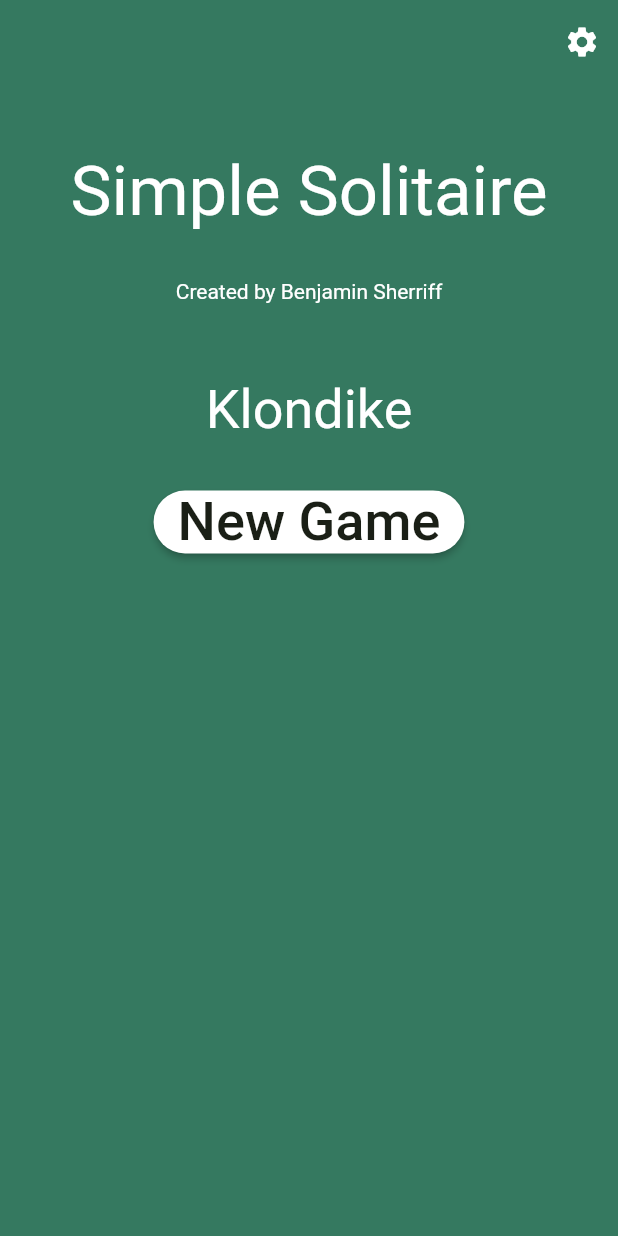
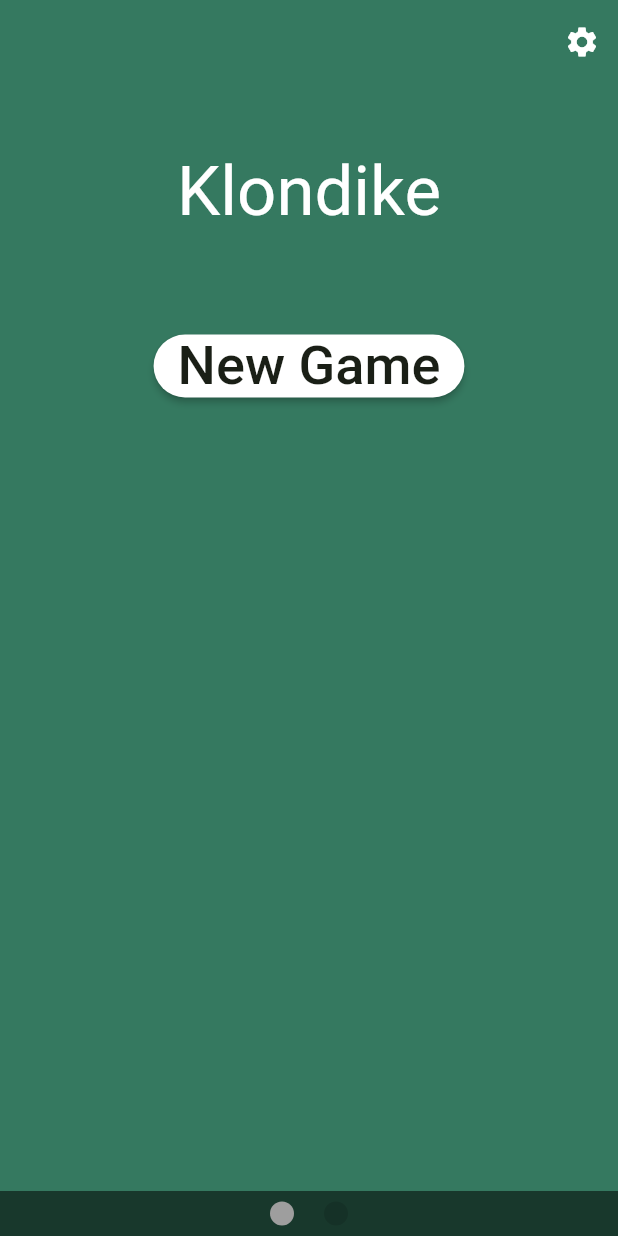
Before and after one commit to bensherriff/simplySolitaire, a Flutter app: the screen it shows after launch, on a phone screen of 412 x 824 dp. Run offline on Flutter 3.47's test engine with Material 2 defaults, Android fonts, the phone set to English and light mode, and no system bars; our stand-ins replace get, settings_ui.

Commit message:
Fixed #16 and additional cleanup

```diff
--- a/lib/main.dart
+++ b/lib/main.dart
@@ -1,4 +1,3 @@
-
 import 'package:flutter/material.dart';
 import 'package:solitaire/screens/menu_screen.dart';
 import 'package:get/get.dart';
@@ -10,23 +9,12 @@ void main() => runApp(GetMaterialApp(home: menuScreen));
 class App extends StatelessWidget {
   const App({Key? key}) : super(key: key);
 
-  // This widget is the root of your application.
+  static const String _title = 'Simple Solitaire';
+
   @override
   Widget build(BuildContext context) {
     return MaterialApp(
-      title: 'Solitaire',
-      theme: ThemeData(
-        // This is the theme of your application.
-        //
-        // Try running your application with "flutter run". You'll see the
-        // application has a blue toolbar. Then, without quitting the app, try
-        // changing the primarySwatch below to Colors.green and then invoke
-        // "hot reload" (press "r" in the console where you ran "flutter run",
-        // or simply save your changes to "hot reload" in a Flutter IDE).
-        // Notice that the counter didn't reset back to zero; the application
-        // is not restarted.
-        primarySwatch: Colors.blue,
-      ),
+      title: _title,
       home: menuScreen,
     );
   }
--- a/lib/screens/game_screen.dart
+++ b/lib/screens/game_screen.dart
@@ -14,19 +14,25 @@ enum GameMode {
   spider
 }
 
+extension GameModeString on GameMode {
+  String toShortString() {
+    return toString().split('.').last.capitalizeFirst!;
+  }
+}
+
 class GameScreen extends StatefulWidget {
 
   static const int maxSeed = 4294967296;
 
   final Color backgroundColor;
-  final String gameName;
+  final GameMode gameMode;
 
   bool initialized = false;
   int seed = -1;
-  Moves moves = Moves();
+  Moves moves = Moves(gameMode: GameMode.klondike);
   GameTimer timer = Get.put(GameTimer());
 
-  GameScreen({Key? key, required this.backgroundColor, required this.gameName}) : super(key: key);
+  GameScreen({Key? key, required this.backgroundColor, required this.gameMode}) : super(key: key);
 
   @override
   GameScreenState createState() => GameScreenState();
--- a/lib/screens/menu_screen.dart
+++ b/lib/screens/menu_screen.dart
@@ -1,3 +1,5 @@
+import 'dart:developer';
+
 import 'package:flutter/material.dart';
 import 'package:get/get.dart';
 import 'package:solitaire/screens/options_screen.dart';
@@ -14,14 +16,19 @@ class MenuScreen extends StatefulWidget {
 }
 
 class MenuScreenState extends State<MenuScreen> {
-
   final OptionsScreen _optionsScreen = Get.put(OptionsScreen());
   final KlondikeScreen _klondikeScreen = Get.put(KlondikeScreen());
   final SpiderScreen _spiderScreen = Get.put(SpiderScreen());
 
+  final PageController _pageController = PageController(initialPage: 0);
+  List<Widget> _pages = [];
+  int _activePage = 0;
+
   @override
   void initState() {
     super.initState();
+    _pages.add(_klondikeScreen);
+    _pages.add(_spiderScreen);
   }
 
   @override
@@ -44,16 +51,54 @@ class MenuScreenState extends State<MenuScreen> {
         ],
         automaticallyImplyLeading: false
       ),
-      body: PageView(
-        children: <Widget>[
-          Container(
-            child: gameMenu(_klondikeScreen),
+      body: Stack(
+        children: [
+          PageView.builder(
+            controller: _pageController,
+            onPageChanged: (int page) {
+              setState(() {
+                _activePage = page;
+              });
+            },
+            itemCount: _pages.length,
+            itemBuilder: (BuildContext context, int index) {
+              return gameMenu(_pages[index % _pages.length] as GameScreen);
+            },
           ),
-          Container(
-            child: gameMenu(_spiderScreen),
+          Positioned(
+            bottom: 0,
+            left: 0,
+            right: 0,
+            height: 30,
+            child: Container(
+              color: Colors.black54,
+              child: Row(
+              mainAxisAlignment: MainAxisAlignment.center,
+              children: List<Widget>.generate(
+                _pages.length,
+                (index) => Padding(
+                  padding: const EdgeInsets.symmetric(horizontal: 10),
+                  child: InkWell(
+                    onTap: () {
+                      _pageController.animateToPage(index,
+                          duration: const Duration(milliseconds: 300),
+                          curve: Curves.easeIn);
+                    },
+                    child: CircleAvatar(
+                      radius: 8,
+                      // check if a dot is connected to the current page
+                      // if true, give it a different color
+                      backgroundColor: _activePage == index
+                          ? Colors.grey
+                          : Colors.black12,
                     ),
-        ],
                   ),
+                )),
+              ),
+            ),
+          )
+        ]
+      )
     );
   }
 
@@ -68,69 +113,45 @@ class MenuScreenState extends State<MenuScreen> {
             children: <Widget>[
               Row(
                 mainAxisAlignment: MainAxisAlignment.spaceEvenly,
-                      children: const <Widget>[
+                children: <Widget>[
                   Padding(
-                            padding: EdgeInsets.fromLTRB(0,100,0,16),
-                            child: Text(Utilities.applicationName,
-                                style: TextStyle(
+                    padding: const EdgeInsets.fromLTRB(0,100,0,16),
+                    child: Text(gameScreen.gameMode.toShortString(),
+                        style: const TextStyle(
                             fontSize: 46.0,
                             color: Colors.white
-                                ))
+                        )
+                    )
                   )
                 ]
-                  ),const SizedBox(
-                    height: 16.0,
               ),
               Row(
                 mainAxisAlignment: MainAxisAlignment.spaceEvenly,
                   children: <Widget>[
-                        Text("Created by Benjamin Sherriff",
-                          style: TextStyle(
-                              color: Utilities.textColor
-                          ),)
+                  Padding(
+                    padding: const EdgeInsets.fromLTRB(0, 50, 0, 0),
+                    child: newGame(gameScreen)
+                  )
                 ]
-                  ),
-                  const SizedBox(
-                    height: 50.0,
               ),
               Row(
                   mainAxisAlignment: MainAxisAlignment.spaceEvenly,
                   children: <Widget>[
-                        Text(gameScreen.gameName,
-                          style: TextStyle(
-                            fontSize: 36,
-                            color: Utilities.textColor
-                          ),
+                    Padding(
+                        padding: const EdgeInsets.fromLTRB(0, 50, 0, 0),
+                        child: continueGame(gameScreen)
                     )
                   ]
-                  ),
-                  const SizedBox(
-                    height: 30.0,
               ),
               Row(
                   mainAxisAlignment: MainAxisAlignment.spaceEvenly,
                   children: <Widget>[
-                        newGame(gameScreen)
+                    Padding(
+                        padding: const EdgeInsets.fromLTRB(0, 50, 0, 0),
+                        child: replayGame(gameScreen)
+                    )
                   ]
-                  ),
-                  const SizedBox(
-                    height: 16.0,
-                  ),
-                  Row(
-                      mainAxisAlignment: MainAxisAlignment.spaceEvenly,
-                      children: <Widget>[
-                        continueGame(gameScreen)
-                      ]
-                  ),
-                  const SizedBox(
-                    height: 16.0,
-                  ),
-                  Row(
-                      mainAxisAlignment: MainAxisAlignment.spaceEvenly,
-                      children: <Widget>[
-                        replayGame(gameScreen)
-                      ]
-                  ),
+              )
             ],
           )
         ]
@@ -146,10 +167,10 @@ class MenuScreenState extends State<MenuScreen> {
           gameScreen.seed = -1,
           Get.to(() => gameScreen)
         },
+        style: buttonStyle(),
         child: Text("New Game",
           style: textStyle()
-        ),
-        style: buttonStyle()
+        )
     );
   }
 
@@ -159,16 +180,16 @@ class MenuScreenState extends State<MenuScreen> {
         onPressed: () => {
           Get.to(() => gameScreen)
         },
+        style: buttonStyle(),
         child: Text("Continue",
             style: textStyle()
         ),
-        style: buttonStyle(),
       );
     } else {
       return ElevatedButton(
         onPressed: () {},
+        style: hiddenButtonStyle(gameScreen.backgroundColor),
         child: const Text(""),
-        style: hiddenButtonStyle(gameScreen.backgroundColor),
       );
     }
   }
@@ -181,23 +202,23 @@ class MenuScreenState extends State<MenuScreen> {
             gameScreen.initialized = false,
             Get.to(() => gameScreen)
           },
+          style: buttonStyle(),
           child: Text('Replay',
               style: textStyle()
-          ),
-          style: buttonStyle()
+          )
       );
     } else {
       return ElevatedButton(
         onPressed: (){},
+        style: hiddenButtonStyle(gameScreen.backgroundColor),
         child: const Text(""),
-        style: hiddenButtonStyle(gameScreen.backgroundColor),
       );
     }
   }
 
   ButtonStyle buttonStyle() {
     return ElevatedButton.styleFrom(
-        primary: Utilities.buttonBackgroundColor,
+        backgroundColor: Utilities.buttonBackgroundColor,
         shape: RoundedRectangleBorder(
             borderRadius: BorderRadius.circular(30.0)
         ),
@@ -206,7 +227,7 @@ class MenuScreenState extends State<MenuScreen> {
 
   ButtonStyle hiddenButtonStyle(Color backgroundColor) {
     return ElevatedButton.styleFrom(
-        primary: backgroundColor,
+        backgroundColor: backgroundColor,
         shape: RoundedRectangleBorder(
             borderRadius: BorderRadius.circular(30.0)
         ),
--- a/lib/screens/spider_screen.dart
+++ b/lib/screens/spider_screen.dart
@@ -4,7 +4,7 @@ import 'game_screen.dart';
 
 class SpiderScreen extends GameScreen {
 
-  SpiderScreen({Key? key}) : super(key: key, gameName: "Spider", backgroundColor: const Color(0xFF0a9396));
+  SpiderScreen({Key? key}) : super(key: key, gameMode: GameMode.spider, backgroundColor: const Color(0xFF0a9396));
 
   @override
   SpiderScreenState createState() => SpiderScreenState();
--- a/pubspec.yaml
+++ b/pubspec.yaml
@@ -32,6 +32,7 @@ dependencies:
   flutter:
     sdk: flutter
   get: ^4.6.5
+  settings_ui: ^2.0.2
 
 
   # The following adds the Cupertino Icons font to your application.
```
Also changed, not shown: lib/card_foundation.dart (+2 -5 lines), lib/deck.dart (+12 -9 lines), lib/move.dart (+27 -16 lines), lib/screens/klondike_screen.dart (+70 -67 lines), lib/screens/options_screen.dart (+23 -13 lines), lib/transformed_card.dart (+4 -4 lines), pubspec.lock, 5 other files. Lines whose indentation alone changed are shown as unchanged.
